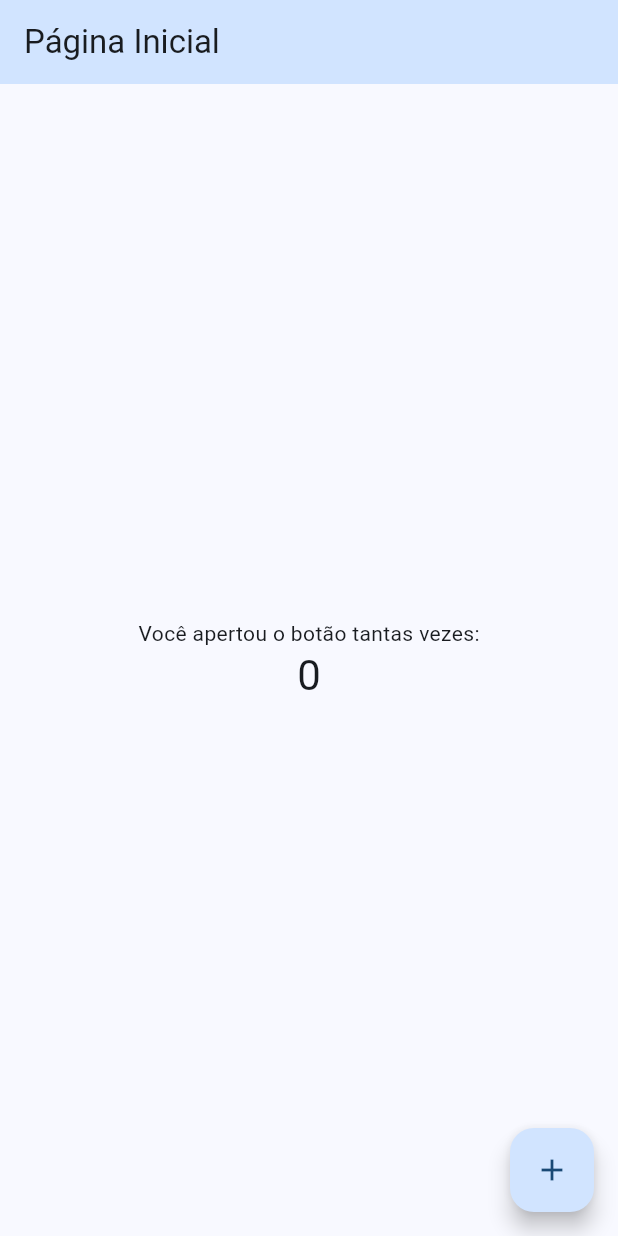
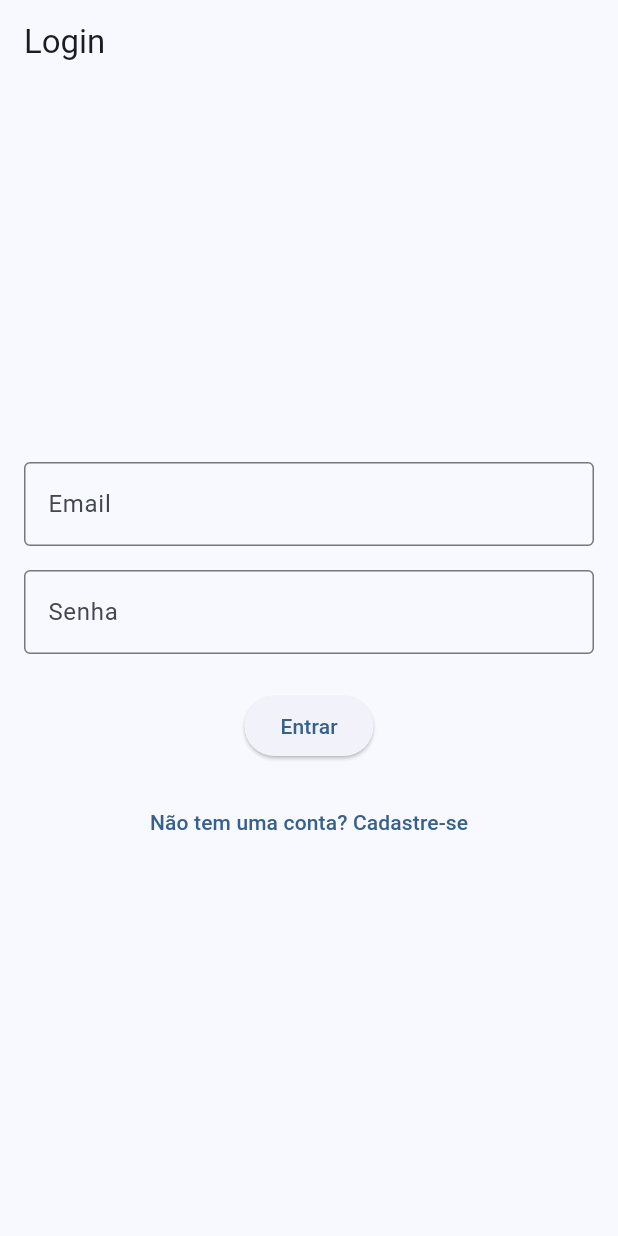
Before and after one commit to petersonhernandez4495/AtendimentoTISUPER, a Flutter app: the screen it shows after launch, on a phone screen of 412 x 824 dp. Run offline on Flutter 3.47's test engine with Material 3 defaults, Android fonts, the phone set to English and light mode, and no system bars; our stand-ins replace cloud_firestore, firebase_auth, firebase_core; accounts and stored records are empty.

Commit message:
auth, chamado, login

```diff
--- a/atendimento_ti_seduc/lib/detalhes_chamado_screen.dart
+++ b/atendimento_ti_seduc/lib/detalhes_chamado_screen.dart
@@ -1,7 +1,8 @@
 // lib/detalhes_chamado_screen.dart
 import 'package:flutter/material.dart';
-import 'package:cloud_firestore_desktop/cloud_firestore.dart';
-import 'package:intl/intl.dart'; // Para formatar a data
+import 'package:cloud_firestore/cloud_firestore.dart';
+import 'package:intl/intl.dart';
+import 'package:cloud_firestore/cloud_firestore.dart';
 
 class DetalhesChamadoScreen extends StatelessWidget {
   final String chamadoId;
--- /dev/null
+++ b/atendimento_ti_seduc/lib/login_screen.dart
@@ -0,0 +1,106 @@
+// lib/login_screen.dart
+import 'package:flutter/material.dart';
+import 'package:firebase_auth/firebase_auth.dart';
+import 'package:flutter/material.dart';
+import 'package:firebase_core/firebase_core.dart';
+import 'login_screen.dart';
+import 'cadastro_screen.dart';
+import 'lista_chamados_screen.dart';
+import 'novo_chamado_screen.dart';
+
+class LoginScreen extends StatefulWidget {
+  const LoginScreen({super.key});
+
+  @override
+  State<LoginScreen> createState() => _LoginScreenState();
+}
+
+class _LoginScreenState extends State<LoginScreen> {
+  final _formKey = GlobalKey<FormState>();
+  final _emailController = TextEditingController();
+  final _passwordController = TextEditingController();
+
+  Future<void> _login() async {
+    if (_formKey.currentState!.validate()) {
+      try {
+        await FirebaseAuth.instance.signInWithEmailAndPassword(
+          email: _emailController.text.trim(),
+          password: _passwordController.text.trim(),
+        );
+        // Navegar para a tela principal após o login bem-sucedido
+        Navigator.pushReplacementNamed(context, '/lista_chamados'); // Substitua pela sua rota principal
+      } on FirebaseAuthException catch (e) {
+        String errorMessage = 'Ocorreu um erro ao fazer login.';
+        if (e.code == 'user-not-found') {
+          errorMessage = 'Usuário não encontrado.';
+        } else if (e.code == 'wrong-password') {
+          errorMessage = 'Senha incorreta.';
+        }
+        ScaffoldMessenger.of(context).showSnackBar(
+          SnackBar(content: Text(errorMessage)),
+        );
+      }
+    }
+  }
+
+  @override
+  Widget build(BuildContext context) {
+    return Scaffold(
+      appBar: AppBar(
+        title: const Text('Login'),
+      ),
+      body: Padding(
+        padding: const EdgeInsets.all(16.0),
+        child: Form(
+          key: _formKey,
+          child: Column(
+            mainAxisAlignment: MainAxisAlignment.center,
+            children: <Widget>[
+              TextFormField(
+                controller: _emailController,
+                keyboardType: TextInputType.emailAddress,
+                decoration: const InputDecoration(
+                  labelText: 'Email',
+                  border: OutlineInputBorder(),
+                ),
+                validator: (value) {
+                  if (value == null || value.isEmpty || !value.contains('@')) {
+                    return 'Por favor, digite um email válido.';
+                  }
+                  return null;
+                },
+              ),
+              const SizedBox(height: 16.0),
+              TextFormField(
+                controller: _passwordController,
+                obscureText: true,
+                decoration: const InputDecoration(
+                  labelText: 'Senha',
+                  border: OutlineInputBorder(),
+                ),
+                validator: (value) {
+                  if (value == null || value.isEmpty || value.length < 6) {
+                    return 'A senha deve ter pelo menos 6 caracteres.';
+                  }
+                  return null;
+                },
+              ),
+              const SizedBox(height: 24.0),
+              ElevatedButton(
+                onPressed: _login,
+                child: const Text('Entrar'),
+              ),
+              const SizedBox(height: 16.0),
+              TextButton(
+                onPressed: () {
+                  Navigator.pushNamed(context, '/cadastro');
+                },
+                child: const Text('Não tem uma conta? Cadastre-se'),
+              ),
+            ],
+          ),
+        ),
+      ),
+    );
+  }
+}
--- a/atendimento_ti_seduc/lib/main.dart
+++ b/atendimento_ti_seduc/lib/main.dart
@@ -1,23 +1,26 @@
 import 'package:flutter/material.dart';
 import 'package:firebase_core/firebase_core.dart';
+import 'login_screen.dart';
+import 'cadastro_screen.dart';
+import 'lista_chamados_screen.dart';
+import 'home_page.dart';
+import 'auth_gate.dart';
+import 'novo_chamado_screen.dart';
 
 // Importe o arquivo de opções do Firebase, se gerado
-// import 'firebase_options.dart';
+import 'firebase_options.dart';
 
 void main() async {
-  // Garante que os widgets do Flutter estejam inicializados
   WidgetsFlutterBinding.ensureInitialized();
-
-  // Inicializa o Firebase
-  await Firebase.initializeApp(
-    // Se você tiver o arquivo firebase_options.dart, use esta linha:
-    // options: DefaultFirebaseOptions.currentPlatform,
-  );
-
-  runApp(const MyApp());
-} catch (e) {
+  try {
+    await Firebase.initializeApp(
+       options: DefaultFirebaseOptions.currentPlatform, // Se tiver o firebase_options.dart
+    );
+    runApp(const MyApp());
+  } catch (e) {
     print('Exceção ao rodar o app: $e');
   }
+}
 
 class MyApp extends StatelessWidget {
   const MyApp({super.key});
@@ -31,7 +34,13 @@ class MyApp extends StatelessWidget {
         colorScheme: ColorScheme.fromSeed(seedColor: Colors.blue), // Mudei a cor de exemplo
         useMaterial3: true, // Opcional: para usar a versão mais recente do Material Design
       ),
-      home: const MyHomePage(title: 'Página Inicial'), // Atualizei o título da página inicial
+       home: const LoginScreen(),
+      routes: {
+        '/login': (context) => const LoginScreen(),
+        '/cadastro': (context) => const CadastroScreen(),
+        '/lista_chamados': (context) => const ListaChamadosScreen(),
+      //  '/home': (context) => const HomePage(), // Adicione a rota para a HomePage
+      },
     );
   }
 }
```
Also changed, not shown: atendimento_ti_seduc/lib/auth_gate.dart (added, +24 -0 lines), atendimento_ti_seduc/lib/cadastro_screen.dart (added, +108 -0 lines), atendimento_ti_seduc/lib/home_page.dart (added, +18 -0 lines), atendimento_ti_seduc/lib/lista_chamados_screen.dart (+19 -3 lines), atendimento_ti_seduc/lib/novo_chamado_screen.dart (added, +158 -0 lines), atendimento_ti_seduc/firebase.json (added), atendimento_ti_seduc/lib/firebase_options.dart (added), 3 other files.
